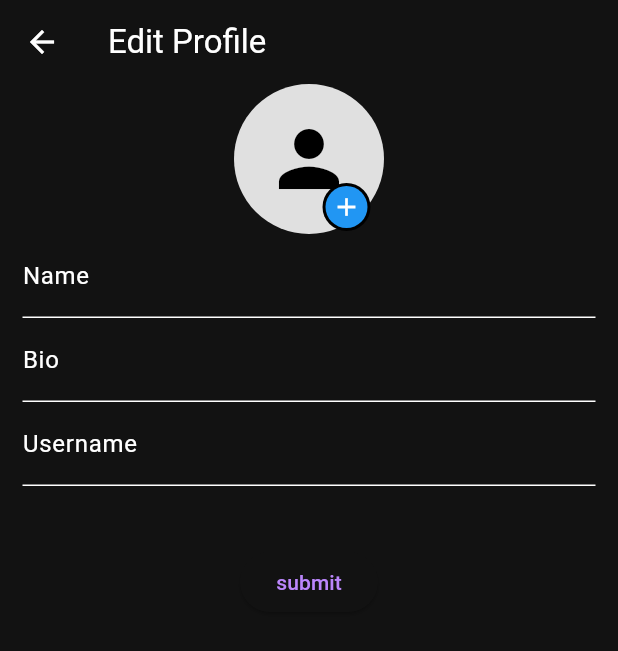
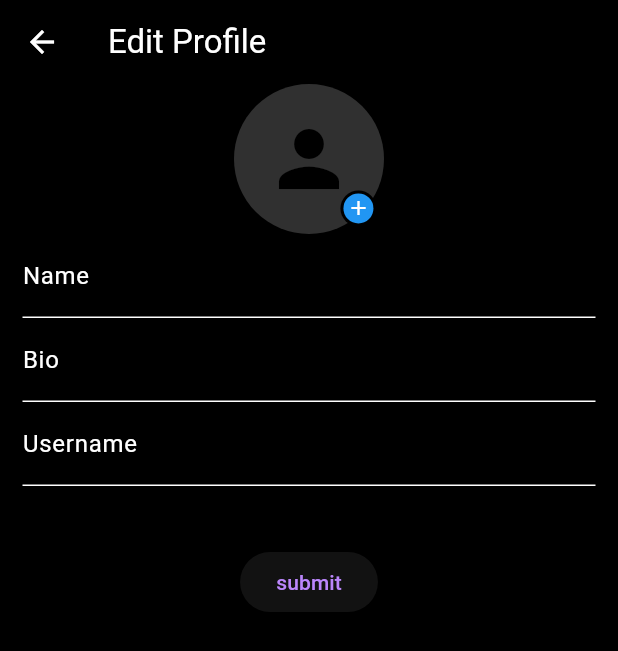
Before and after one commit to zordicharsh/socialMedia, a Flutter app: the EditProfile screen opened directly, on a phone screen of 412 x 824 dp. Shown: the top 651 px of the screen. Run offline on Flutter 3.47's test engine with Material 3 defaults, Android fonts, the phone set to English and light mode, and no system bars; our stand-ins replace bloc, cloud_firestore, firebase_auth, firebase_core, firebase_storage, flutter_bloc and 6 more; missing offline and left inert: text_divider, zoom_pinch_overlay; accounts and stored records are empty.

Commit message:
made changes to scaffold's backgroundColor as well as the user profile showcase widget.

```diff
--- a/lib/screens/EditProfile/ui/editprofile.dart
+++ b/lib/screens/EditProfile/ui/editprofile.dart
@@ -1,6 +1,7 @@
 import 'dart:io';
 import 'package:flutter/material.dart';
 import 'package:flutter_bloc/flutter_bloc.dart';
+import 'package:flutter_screenutil/flutter_screenutil.dart';
 import 'package:image_cropper/image_cropper.dart';
 import 'package:image_picker/image_picker.dart';
 import 'package:socialmedia/screens/EditProfile/ui/editprofile_bloc.dart';
@@ -52,7 +53,7 @@ class _EditProfileState extends State<EditProfile> {
     );
     if (croppedImage != null) {
       setState(() {
-        imageFile = File(croppedImage.path!);
+        imageFile = File(croppedImage.path);
       });
     }
   }
@@ -95,7 +96,9 @@ class _EditProfileState extends State<EditProfile> {
   @override
   Widget build(BuildContext context) {
     return Scaffold(
+      backgroundColor: Colors.black,
       appBar: AppBar(
+        backgroundColor: Colors.black,
         title: const Text('Edit Profile'),
       ),
       body: Form(
@@ -115,7 +118,7 @@ class _EditProfileState extends State<EditProfile> {
                         children: [
                           CircleAvatar(
                             radius: 50,
-                            backgroundColor: Colors.grey[300],
+                            backgroundColor: Colors.grey.withOpacity(0.3),
                             backgroundImage: imageFile != null
                                 ? FileImage(imageFile!)
                                 : null,
@@ -127,25 +130,21 @@ class _EditProfileState extends State<EditProfile> {
                                 : null,
                           ),
                           Positioned(
-                            bottom: 2,
-                            right: 9,
-                            child: CircleAvatar(
-                              radius: 16,
-                              backgroundColor: Colors.black,
-                              child: Container(
-                                padding: const EdgeInsets.all(4),
-                                decoration: const BoxDecoration(
-                                  shape: BoxShape.circle,
-                                  color: Colors.blue,
-                                ),
-                                child: const Icon(
-                                  Icons.add,
-                                  size: 20,
-                                  color: Colors.white,
-                                ),
-                              ),
-                            ),
-                          ),
+                              top: 62.sp,
+                              left: 62.sp,
+                              child: const CircleAvatar(
+                                backgroundColor: Colors.black,
+                                radius: 12,
+                                child: CircleAvatar(
+                                    backgroundColor: Colors.blue,
+                                    radius: 10,
+                                    child: Center(
+                                        child: Icon(
+                                          Icons.add,
+                                          color: Colors.white,
+                                          size: 16,
+                                        ))),
+                              ))
                         ],
                       ),
                       TextFormField(
```
